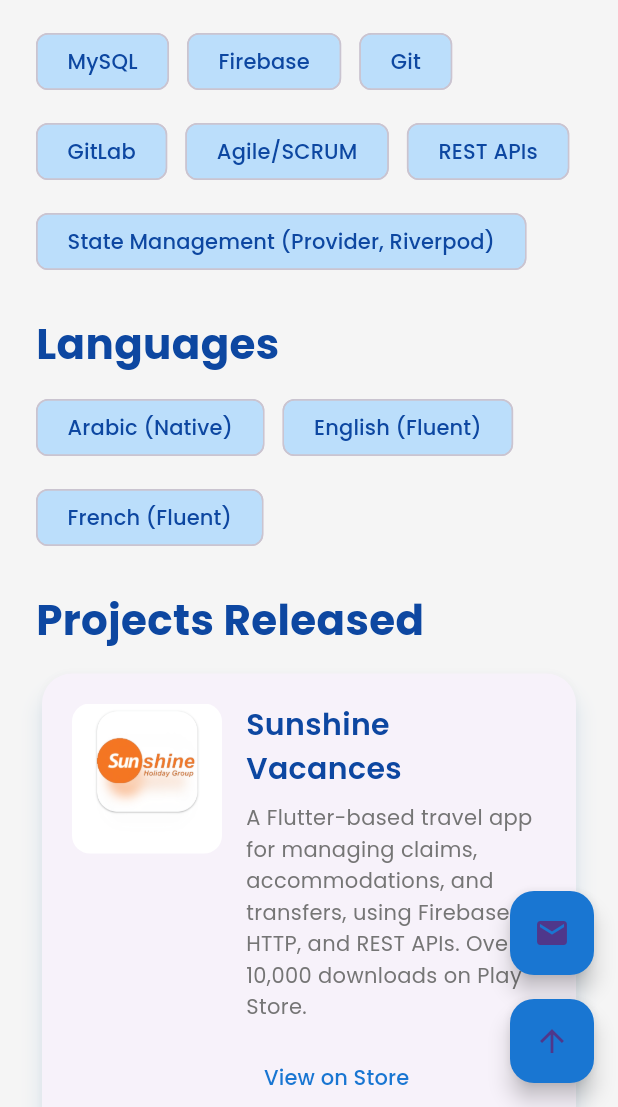
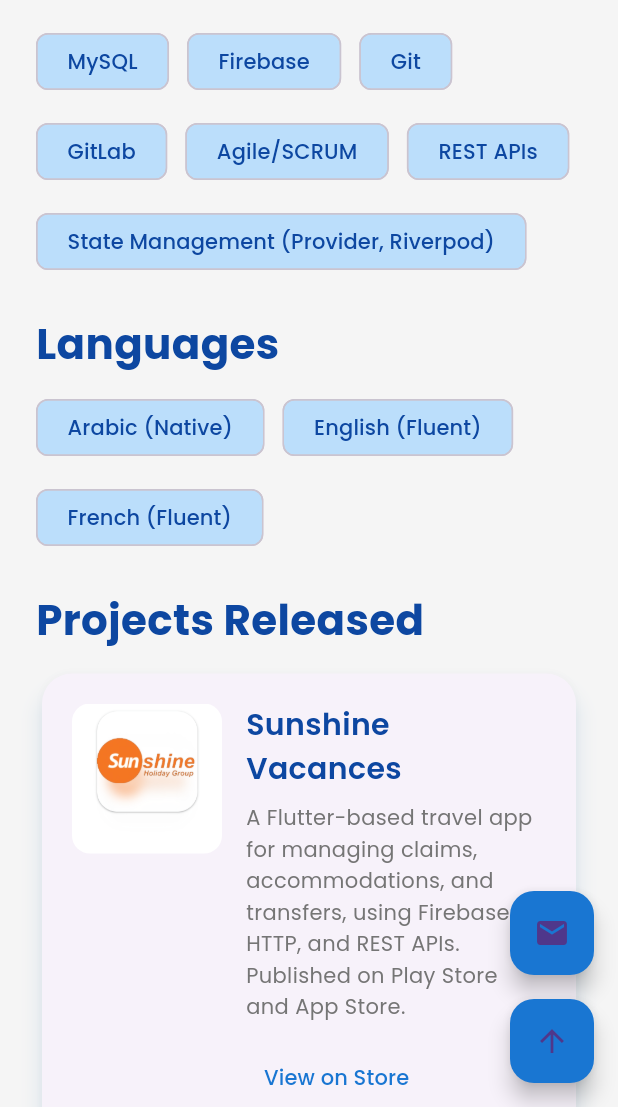
Before and after one commit to abir739/my_portfolio, a Flutter app: the screen it shows after launch, scrolled down 2880 dp, on a phone screen of 412 x 824 dp, the part 129-1236 px from its top. Run offline on Flutter 3.47's test engine with Material 3 defaults, Android fonts, the light colour scheme and no system bars; our stand-ins replace animate_do, google_fonts; missing offline and left inert: dart:html, parallax_animation, pdfx; project files that could hold a hidden picture were left out.

Commit message:
update links

```diff
--- a/lib/pages/portfolio_home_page.dart
+++ b/lib/pages/portfolio_home_page.dart
@@ -65,7 +65,7 @@ class _PortfolioHomePageState extends State<PortfolioHomePage> {
     if (kIsWeb) {
       // You can create a PDF version of your portfolio or link to GitHub
       html.AnchorElement anchor =
-          html.AnchorElement(href: 'https://github.com/abir739/Portfolio')
+          html.AnchorElement(href: 'https://abir739.github.io/my_portfolio/')
             ..setAttribute('target', '_blank')
             ..click();
     }
@@ -554,16 +554,18 @@ class _PortfolioHomePageState extends State<PortfolioHomePage> {
                     const SizedBox(height: 12),
                     _buildProjectReleasedCard(
                       'Sunshine Vacances',
-                      'A Flutter-based travel app for managing claims, accommodations, and transfers, using Firebase, HTTP, and REST APIs. Over 10,000 downloads on Play Store.',
-                      'https://play.google.com/store/apps/details?id=com.zenify_client_app',
+                      'A Flutter-based travel app for managing claims, accommodations, and transfers, using Firebase, HTTP, and REST APIs. Published on Play Store and App Store.',
+                      // 'https://play.google.com/store/apps/details?id=com.zenify_client_app',
+                      'https://play.google.com/store/apps/developer?id=SunshineVacances.fr',
                       context,
                       image: 'assets/images/sunshine.png',
                     ),
                     const SizedBox(height: 16),
                     _buildProjectReleasedCard(
                       'Tunisie Promo',
-                      'A mobile app for discovering promotions in Tunisia, built with Flutter and integrated with Firebase. Published on Play Store with 5,000+ downloads.',
-                      'https://play.google.com/store/search?q=tunisie%20promo&c=apps',
+                      'A mobile app for discovering promotions in Tunisia, built with Flutter and integrated with Firebase. Published on Play Store and App Store.',
+                      // 'https://play.google.com/store/search?q=tunisie%20promo&c=apps',
+                      'https://play.google.com/store/apps/dev?id=7728432506457419444',
                       context,
                       image: 'assets/images/tunisie_promo.png',
                     ),
```
